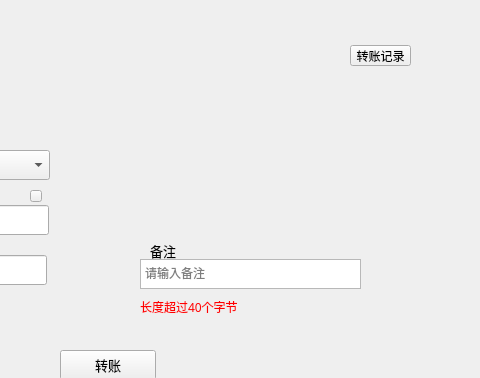
The window that transfer/transferpage.ui (HcashOrg/hx-indicator) describes before a commit, drawn with Qt 5; both pictures show x 290 to 770 and y 0 to 378 of the 770 by 530 pixel window.
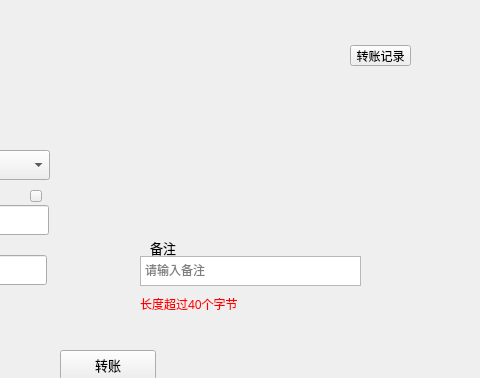
The same window after the commit.

What changed in the file:
```diff
--- a/transfer/transferpage.ui
+++ b/transfer/transferpage.ui
@@ -47,7 +47,7 @@
    <property name="geometry">
     <rect>
      <x>440</x>
-     <y>236</y>
+     <y>233</y>
      <width>80</width>
      <height>30</height>
     </rect>
@@ -276,7 +276,7 @@
    <property name="geometry">
     <rect>
      <x>430</x>
-     <y>299</y>
+     <y>296</y>
      <width>221</width>
      <height>16</height>
     </rect>
@@ -315,7 +315,7 @@
    <property name="geometry">
     <rect>
      <x>430</x>
-     <y>259</y>
+     <y>256</y>
      <width>221</width>
      <height>30</height>
     </rect>
@@ -388,7 +388,7 @@
    <property name="geometry">
     <rect>
      <x>430</x>
-     <y>125</y>
+     <y>122</y>
      <width>240</width>
      <height>121</height>
     </rect>
```
